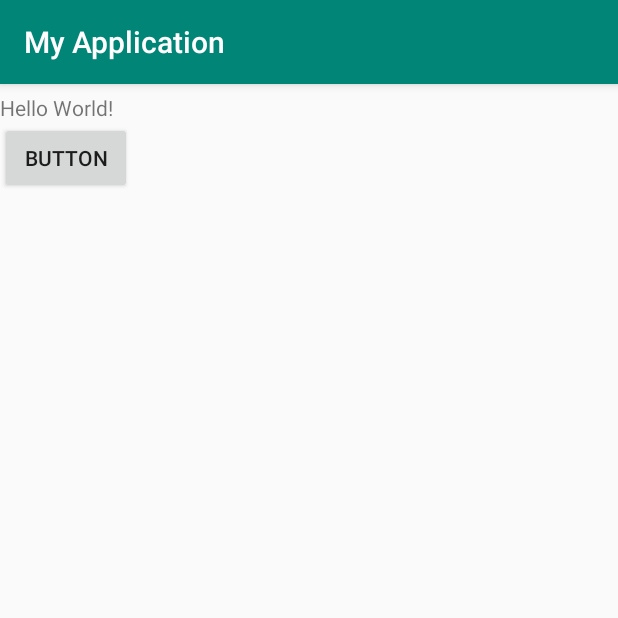
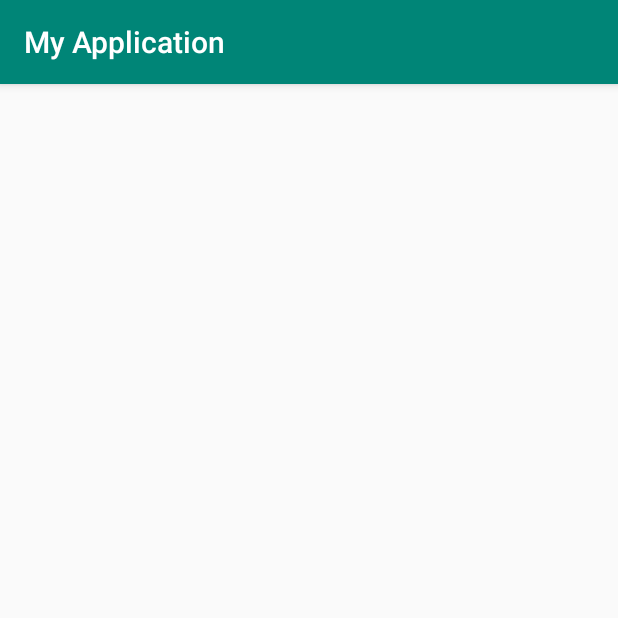
Before and after one commit to hanbit10/MyApplication, an Android app: the screen it shows after launch (MainActivity), on a phone screen of 412 x 824 dp, the top half of it. Run offline under Robolectric (Android 15) with nearby library versions, the phone set to English and light mode, and no system bars.

Commit message:
delete Text Hellow World

```diff
--- a/app/src/main/res/layout/activity_main.xml
+++ b/app/src/main/res/layout/activity_main.xml
@@ -14,19 +14,7 @@
         tools:layout_editor_absoluteX="16dp"
         tools:layout_editor_absoluteY="0dp">
 
-        <TextView
-            android:id="@+id/textView"
-            android:layout_width="wrap_content"
-            android:layout_height="wrap_content"
-            android:layout_marginTop="6dp"
-            android:text="Hello World!"
-            app:layout_constraintTop_toTopOf="parent" />
 
-        <Button
-            android:id="@+id/button"
-            android:layout_width="wrap_content"
-            android:layout_height="wrap_content"
-            android:text="Button" />
 
     </LinearLayout>
 
--- a/build.gradle
+++ b/build.gradle
@@ -7,7 +7,7 @@ buildscript {
         jcenter()
     }
     dependencies {
-        classpath 'com.android.tools.build:gradle:3.2.1'
+        classpath 'com.android.tools.build:gradle:3.3.2'
 
 
         // NOTE: Do not place your application dependencies here; they belong
```
Also changed, not shown: gradle/wrapper/gradle-wrapper.properties.
